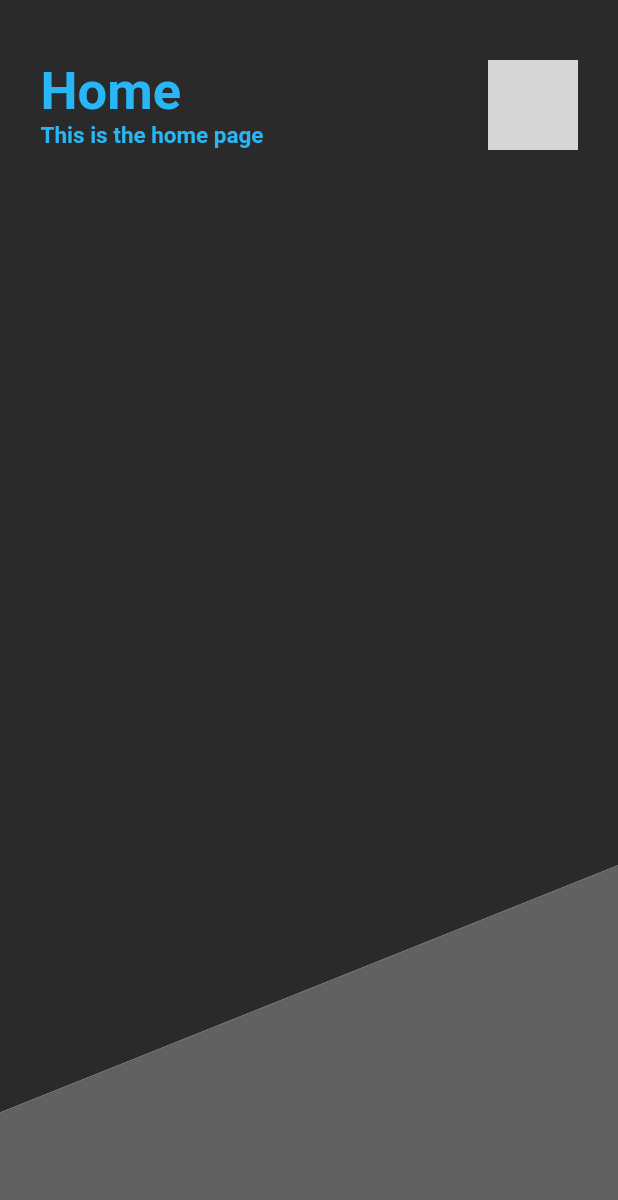
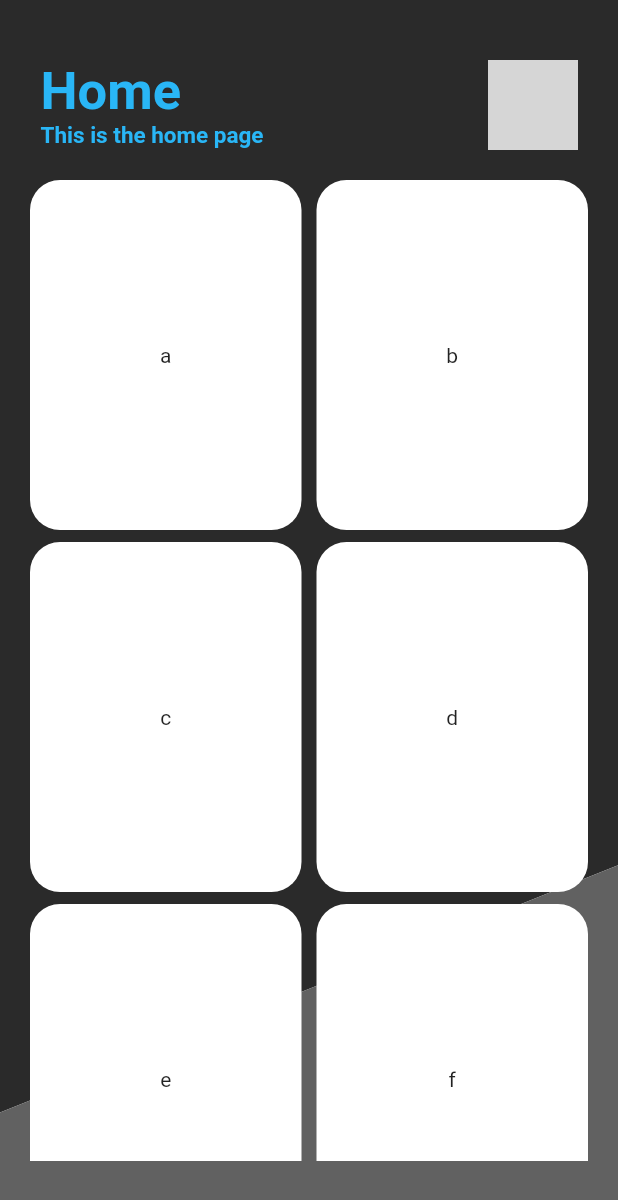
Before and after one commit to SzyAgustin/flutter_photify, a Flutter app: the screen it shows after launch, on a phone screen of 412 x 824 dp. Shown: the top 1200 px of the screen. Run offline on Flutter 3.47's test engine with Material 2 defaults, Android fonts, the phone set to English and light mode, and no system bars; network calls fail; grey boxes are pictures that could not be loaded.

Commit message:
photos view (showing text)

```diff
--- a/lib/main.dart
+++ b/lib/main.dart
@@ -1,6 +1,7 @@
 import 'package:flutter/material.dart';
 import 'package:flutter_photify/src/main_background.dart';
 import 'package:flutter_photify/src/painter_tools/size_util.dart';
+import 'src/photos_list.dart';
 import 'src/custom_appbar.dart';
 
 void main() => runApp(MyApp());
@@ -24,26 +25,11 @@ class MyApp extends StatelessWidget {
               subtitle: "This is the home page",
               photoUrl: 'https://randomuser.me/api/portraits/men/11.jpg',
             ),
-            photosList(),
+            PhotosList(),
           ],
         ),
       ),
     );
   }
 
-  Widget photosList() {
-    return Positioned(
-      top: 120,
-      right: 0,
-      left: 0,
-      bottom: 0,
-      child: ListView(
-        children: <Widget>[],
-      ),
-    );
-  }
-
-  Widget appBar() {
-    return Text("Home");
-  }
 }
--- /dev/null
+++ b/lib/src/photos_list.dart
@@ -0,0 +1,59 @@
+import 'package:flutter/material.dart';
+
+class PhotosList extends StatelessWidget {
+  final List<String> photos = [
+    'a',
+    'b',
+    'c',
+    'd',
+    'e',
+    'f',
+    'g',
+    'h',
+    'i',
+    'j',
+    'k',
+
+  ]; //should be a list of images (or maybe urls of images).
+  //After, should be a stream probably
+
+  @override
+  Widget build(BuildContext context) {
+    return Positioned(
+      top: 120,
+      right: 0,
+      left: 0,
+      bottom: 50,
+      child: Padding(
+        padding: const EdgeInsets.symmetric(horizontal: 20),
+        child: photosList(context),
+      ),
+    );
+  }
+
+  Widget photosList(BuildContext context) {
+    return GridView.count(
+      childAspectRatio: 0.75,
+      crossAxisCount: 2,
+      crossAxisSpacing: 10,
+      children: List.generate(photos.length, (i) {
+        return photoWidget(i);
+      }),
+    );
+  }
+
+  Widget photoWidget(int i) {
+    return Padding(
+      padding: const EdgeInsets.only(bottom: 8.0),
+      child: Container(
+        decoration: BoxDecoration(
+          color: Colors.white,
+          borderRadius: BorderRadius.circular(20),
+        ),
+        child: Center(
+          child: Text(photos[i]),
+        ),
+      ),
+    );
+  }
+}
```
